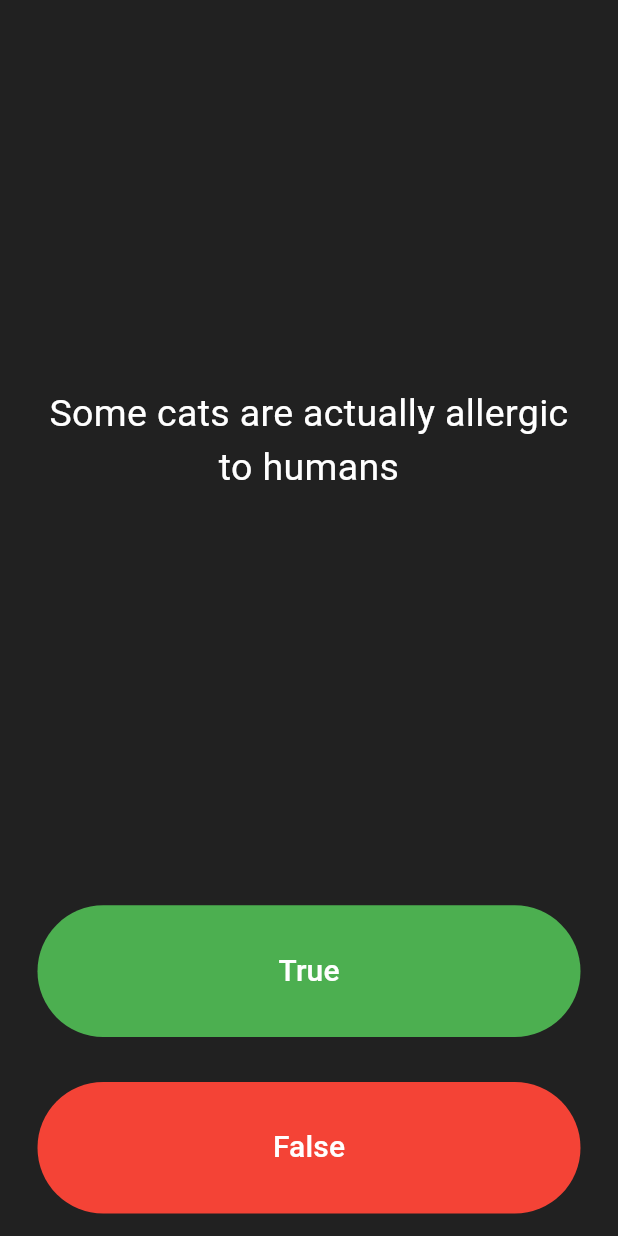
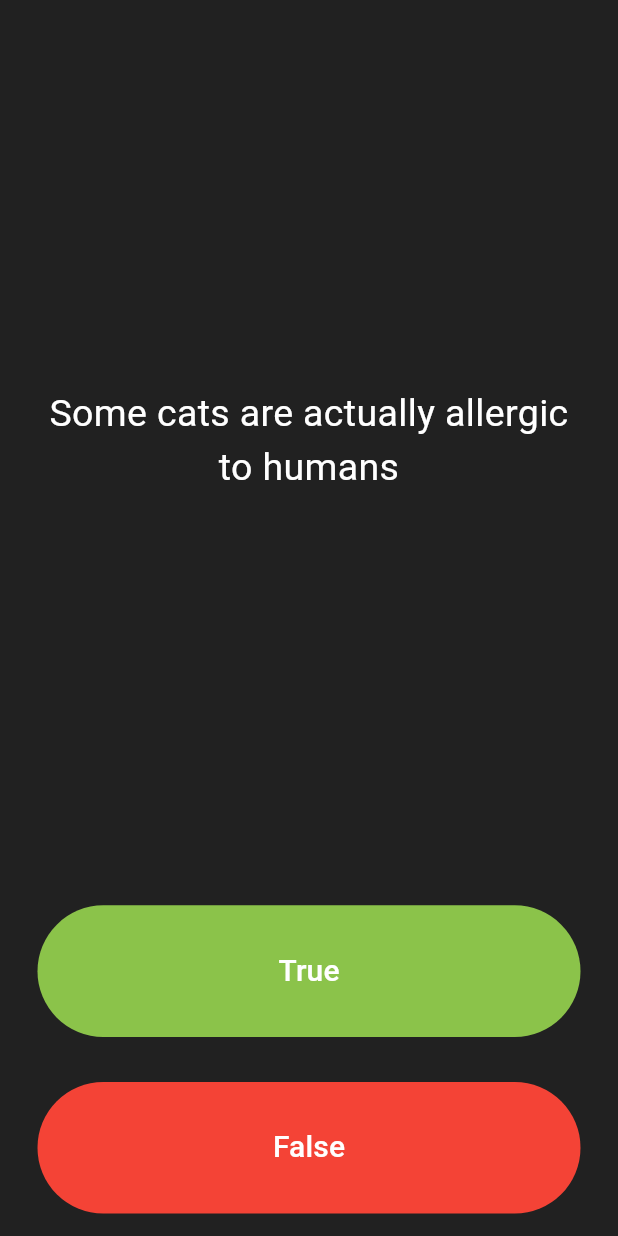
Before and after one commit to Simobara/F_TrueFalse, a Flutter app: the screen it shows after launch, on a phone screen of 412 x 824 dp. Run offline on Flutter 3.47's test engine with Material 3 defaults, Android fonts, the phone set to English and light mode, and no system bars; our stand-ins replace rflutter_alert.

```diff
--- a/lib/main.dart
+++ b/lib/main.dart
@@ -109,7 +109,7 @@ class _QuizPageState extends State<QuizPage> {
             padding: EdgeInsets.all(15.0),
             child: TextButton(
               style: TextButton.styleFrom(
-                backgroundColor: Colors.green,
+                backgroundColor: Colors.lightGreen,
               ),
               child: Text(
                 'True',
```
Also changed, not shown: 3 other files.
